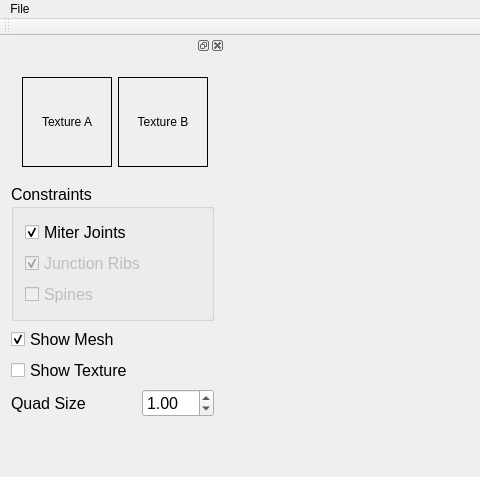
Before: the Qt Designer form mainwindow.ui in azer89/ConformalDecorativeStrokes, drawn with Qt 5; both pictures show x 0 to 480 and y 0 to 477 of the 1244 by 700 pixel window.
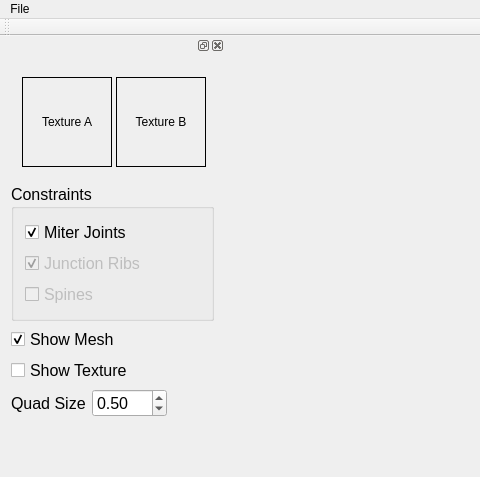
After: the same form once the commit is applied. Custom widgets are drawn as their Qt base class.

```diff
--- a/mainwindow.ui
+++ b/mainwindow.ui
@@ -84,7 +84,7 @@
      <property name="fieldGrowthPolicy">
       <enum>QFormLayout::AllNonFixedFieldsGrow</enum>
      </property>
-     <item row="1" column="0">
+     <item row="0" column="0" colspan="2">
       <widget class="QWidget" name="widget_2" native="true">
        <property name="minimumSize">
         <size>
@@ -146,7 +146,7 @@
        </layout>
       </widget>
      </item>
-     <item row="3" column="0" colspan="2">
+     <item row="1" column="0" colspan="2">
       <widget class="QGroupBox" name="groupBox">
        <property name="font">
         <font>
@@ -201,7 +201,7 @@
        </layout>
       </widget>
      </item>
-     <item row="4" column="0">
+     <item row="2" column="0" colspan="2">
       <widget class="QCheckBox" name="meshCheckBox">
        <property name="font">
         <font>
@@ -216,7 +216,7 @@
        </property>
       </widget>
      </item>
-     <item row="5" column="0">
+     <item row="3" column="0" colspan="2">
       <widget class="QCheckBox" name="textureCheckBox">
        <property name="font">
         <font>
@@ -231,14 +231,8 @@
        </property>
       </widget>
      </item>
-     <item row="6" column="0">
+     <item row="4" column="0">
       <widget class="QLabel" name="label">
-       <property name="minimumSize">
-        <size>
-         <width>125</width>
-         <height>0</height>
-        </size>
-       </property>
        <property name="font">
         <font>
          <pointsize>12</pointsize>
@@ -249,8 +243,14 @@
        </property>
       </widget>
      </item>
-     <item row="6" column="1">
+     <item row="4" column="1">
       <widget class="QDoubleSpinBox" name="quadSizeSpinBox">
+       <property name="minimumSize">
+        <size>
+         <width>0</width>
+         <height>0</height>
+        </size>
+       </property>
        <property name="maximumSize">
         <size>
          <width>75</width>
@@ -269,10 +269,10 @@
         <double>100.000000000000000</double>
        </property>
        <property name="singleStep">
-        <double>0.500000000000000</double>
+        <double>0.100000000000000</double>
        </property>
        <property name="value">
-        <double>1.000000000000000</double>
+        <double>0.500000000000000</double>
        </property>
       </widget>
      </item>
```
